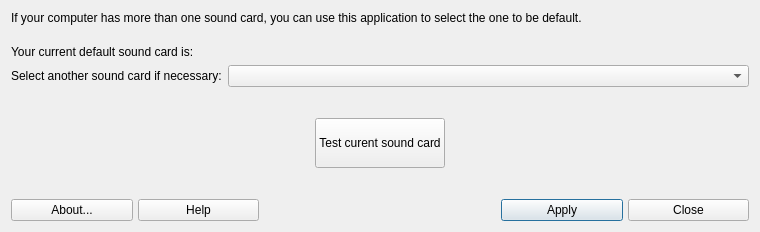
Before: the Qt Designer form mxselectsound.ui in MX-Linux/mx-select-sound, drawn with Qt 5.
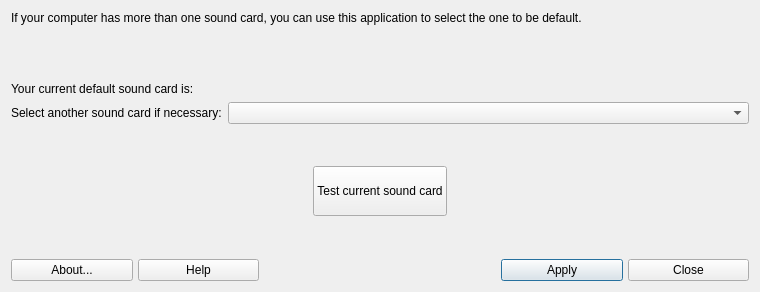
After: the same form once the commit is applied. Icons and pictures are not drawn.

What changed in the file:
```diff
--- a/mxselectsound.ui
+++ b/mxselectsound.ui
@@ -7,7 +7,7 @@
     <x>0</x>
     <y>0</y>
     <width>760</width>
-    <height>232</height>
+    <height>292</height>
    </rect>
   </property>
   <property name="windowTitle">
@@ -16,7 +16,7 @@
   <layout class="QGridLayout" name="gridLayout_2">
    <item row="0" column="0">
     <layout class="QGridLayout" name="gridLayout">
-     <item row="1" column="0">
+     <item row="2" column="0">
       <widget class="QLabel" name="label1">
        <property name="sizePolicy">
         <sizepolicy hsizetype="Maximum" vsizetype="Preferred">
@@ -32,7 +32,7 @@
        </property>
       </widget>
      </item>
-     <item row="7" column="0" colspan="3">
+     <item row="8" column="0" colspan="3">
       <layout class="QGridLayout" name="buttonBar" columnstretch="0,0,0,0,0,0,0,0,0,0">
        <property name="sizeConstraint">
         <enum>QLayout::SetDefaultConstraint</enum>
@@ -212,14 +212,14 @@
        </item>
       </layout>
      </item>
-     <item row="3" column="0">
+     <item row="4" column="0">
       <widget class="QLabel" name="label_2">
        <property name="text">
         <string>&lt;html&gt;&lt;head/&gt;&lt;body&gt;&lt;p&gt;Select another sound card if necessary:&lt;/p&gt;&lt;/body&gt;&lt;/html&gt;</string>
        </property>
       </widget>
      </item>
-     <item row="1" column="1" colspan="2">
+     <item row="2" column="1" colspan="2">
       <widget class="QLabel" name="labelCurrent">
        <property name="sizePolicy">
         <sizepolicy hsizetype="Preferred" vsizetype="Preferred">
@@ -251,7 +251,7 @@
        </property>
       </widget>
      </item>
-     <item row="6" column="0" colspan="3">
+     <item row="7" column="0" colspan="3">
       <spacer name="verticalSpacer">
        <property name="orientation">
         <enum>Qt::Vertical</enum>
@@ -267,10 +267,10 @@
        </property>
       </spacer>
      </item>
-     <item row="3" column="1" colspan="2">
+     <item row="4" column="1" colspan="2">
       <widget class="QComboBox" name="comboBox"/>
      </item>
-     <item row="5" column="0" colspan="3">
+     <item row="6" column="0" colspan="3">
       <layout class="QHBoxLayout" name="horizontalLayout">
        <item>
         <widget class="QPushButton" name="buttonTest">
@@ -287,7 +287,7 @@
           </size>
          </property>
          <property name="text">
-          <string>Test curent sound card</string>
+          <string>Test current sound card</string>
          </property>
          <property name="icon">
           <iconset>
@@ -297,7 +297,7 @@
        </item>
       </layout>
      </item>
-     <item row="4" column="0" colspan="3">
+     <item row="5" column="0" colspan="3">
       <spacer name="verticalSpacer_2">
        <property name="orientation">
         <enum>Qt::Vertical</enum>
@@ -313,6 +313,22 @@
        </property>
       </spacer>
      </item>
+     <item row="1" column="0" colspan="3">
+      <spacer name="verticalSpacer_3">
+       <property name="orientation">
+        <enum>Qt::Vertical</enum>
+       </property>
+       <property name="sizeType">
+        <enum>QSizePolicy::MinimumExpanding</enum>
+       </property>
+       <property name="sizeHint" stdset="0">
+        <size>
+         <width>20</width>
+         <height>10</height>
+        </size>
+       </property>
+      </spacer>
+     </item>
     </layout>
    </item>
   </layout>
```
Left out of the diff: 3 changed lines with no effect on the pictures.
